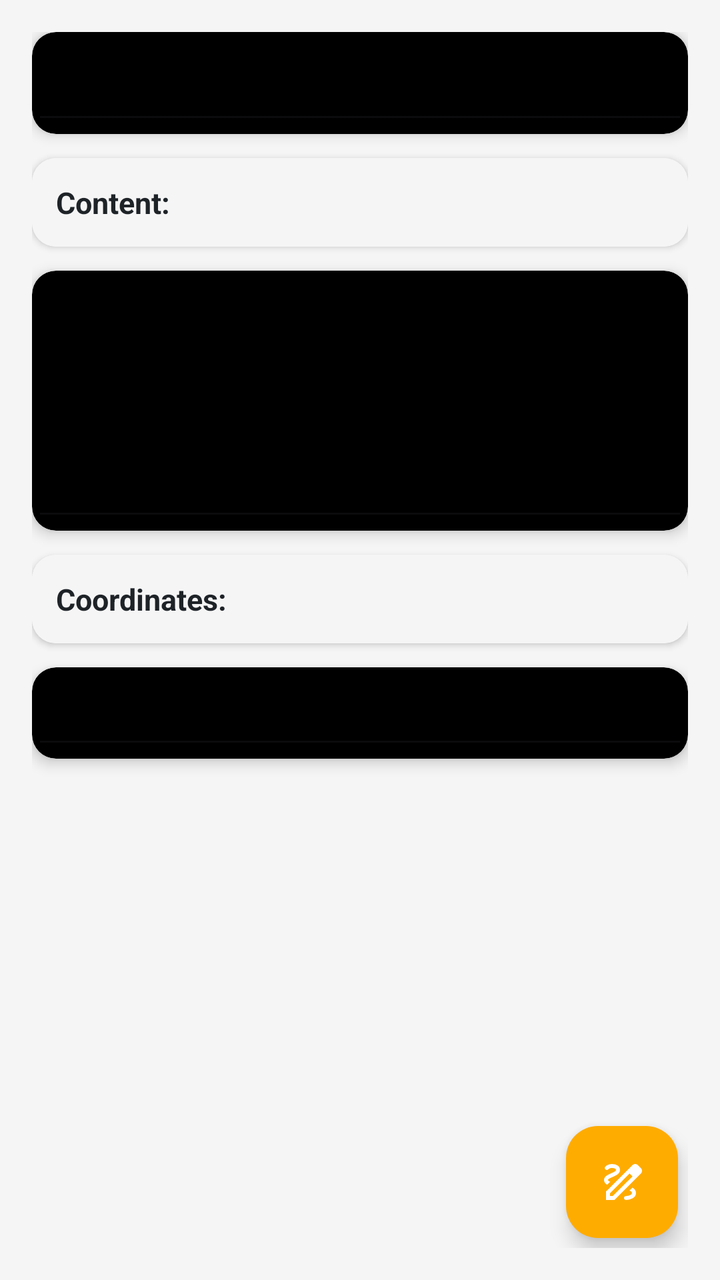
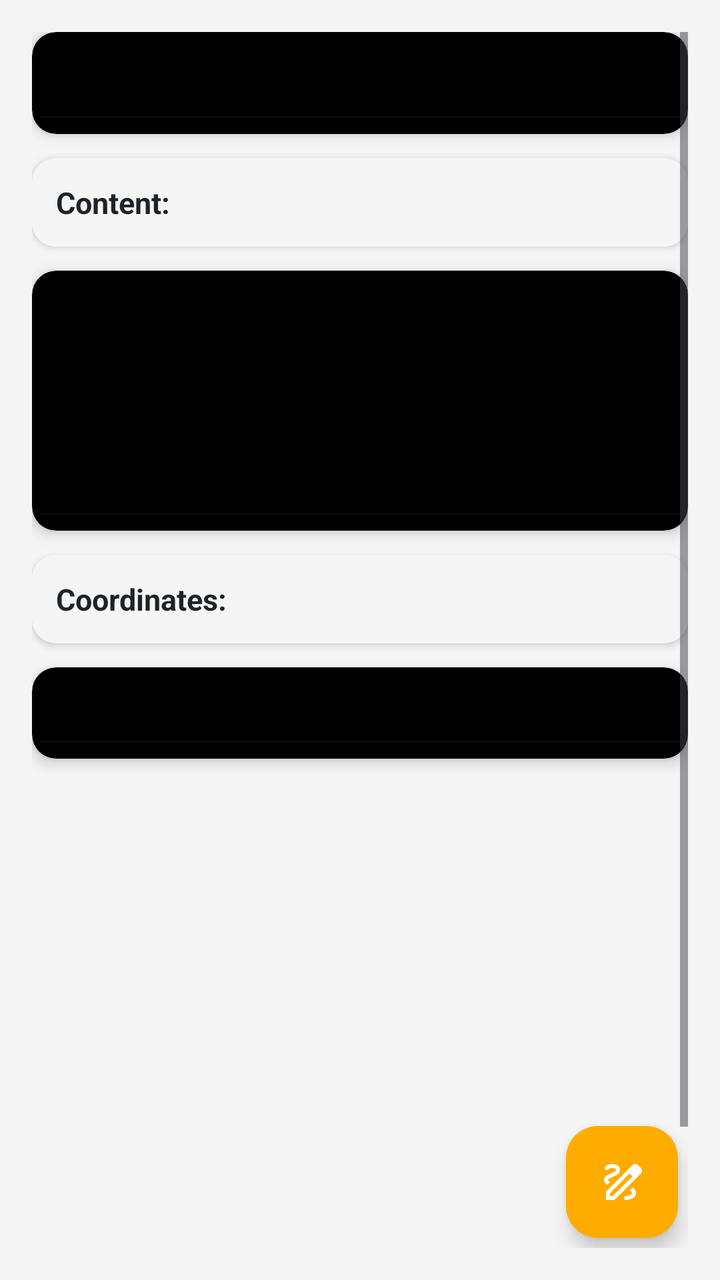

Two renders of the same Android screen: before a commit and after it. Below are the layout's source before the change and the commit's diff.
<!-- AndroidManifest.xml: application theme Theme.Travel_notes_mobile -->
<!-- res/layout/activity_single_note.xml -->
<layout>
                <data>
                    <variable
                        name="note"
                        type="com.example.travel_notes_mobile.model.Note" />
                </data>

                <FrameLayout xmlns:android="http://schemas.android.com/apk/res/android"
                    xmlns:app="http://schemas.android.com/apk/res-auto"
                    android:layout_width="match_parent"
                    android:layout_height="match_parent"
                    android:background="@color/light_primary"
                    android:padding="16dp">

                    <LinearLayout
                        android:layout_width="match_parent"
                        android:layout_height="match_parent"
                        android:orientation="vertical">

                        <androidx.cardview.widget.CardView
                            app:cardBackgroundColor="@color/black"
                            android:layout_width="match_parent"
                            android:layout_height="wrap_content"
                            android:layout_marginBottom="12dp"
                            app:cardCornerRadius="12dp"
                            android:enabled="false"
                            app:cardElevation="4dp">

                            <EditText
                                android:id="@+id/textTitle"
                                android:layout_width="match_parent"
                                android:layout_height="wrap_content"
                                android:padding="12dp"
                                android:text="@{String.valueOf(note.id) + `. ` + note.title}"
                                android:textColor="@color/light_primary"
                                android:textSize="20sp"
                                android:enabled="false"
                                android:textStyle="bold" />
                        </androidx.cardview.widget.CardView>
                        <androidx.cardview.widget.CardView
                            android:layout_width="match_parent"
                            android:layout_height="wrap_content"
                            android:background="@color/light_primary"
                            android:layout_marginBottom="12dp"
                            app:cardCornerRadius="12dp">

                            <TextView
                                android:layout_width="match_parent"
                                android:layout_height="wrap_content"
                                android:padding="12dp"
                                android:background="@color/light_primary"
                                android:text="Content: "
                                android:textColor="@color/text"
                                android:textSize="15sp"
                                android:enabled="false"
                                android:textStyle="bold" />
                        </androidx.cardview.widget.CardView>

                        <androidx.cardview.widget.CardView
                            app:cardBackgroundColor="@color/black"
                            android:layout_width="match_parent"
                            android:layout_height="wrap_content"
                            android:layout_marginBottom="12dp"
                            app:cardCornerRadius="12dp"
                            app:cardElevation="4dp">

                            <EditText
                                android:id="@+id/textContent"
                                android:layout_width="match_parent"
                                android:layout_height="wrap_content"
                                android:minHeight="130dp"
                                android:padding="12dp"
                                android:text="@{note.content}"
                                android:textColor="@color/light_primary"
                                android:enabled="false"
                                android:textSize="16sp" />
                        </androidx.cardview.widget.CardView>
                        <androidx.cardview.widget.CardView
                            android:layout_width="match_parent"
                            android:layout_height="wrap_content"
                            android:layout_marginBottom="12dp"
                            app:cardCornerRadius="12dp">

                            <TextView
                                android:layout_width="match_parent"
                                android:layout_height="wrap_content"
                                android:background="@color/light_primary"
                                android:padding="12dp"
                                android:text="Coordinates: "
                                android:textColor="@color/text"
                                android:textSize="15sp"
                                android:enabled="false"
                                android:textStyle="bold" />
                        </androidx.cardview.widget.CardView>
                        <androidx.cardview.widget.CardView
                            app:cardBackgroundColor="@color/black"
                            android:layout_width="match_parent"
                            android:layout_height="wrap_content"
                            android:layout_marginBottom="12dp"
                            app:cardCornerRadius="12dp"
                            app:cardElevation="4dp">

                            <EditText
                                android:id="@+id/textLocation"
                                android:layout_width="match_parent"
                                android:layout_height="wrap_content"
                                android:padding="12dp"
                                android:textColor="@color/light_primary"
                                android:enabled="false"
                                android:textSize="16sp" />
                        </androidx.cardview.widget.CardView>

                        <com.google.android.material.imageview.ShapeableImageView
                            android:id="@+id/imageView"
                            android:layout_width="match_parent"
                            android:layout_height="wrap_content"
                            android:minHeight="300dp"
                            android:scaleType="fitCenter"
                            app:shapeAppearanceOverlay="@style/roundedCorners" />
                    </LinearLayout>
                    <com.google.android.material.floatingactionbutton.FloatingActionButton
                        android:id="@+id/change_location_button"
                        android:layout_width="wrap_content"
                        android:layout_height="wrap_content"
                        android:contentDescription="@string/floating_action_button"
                        android:src="@drawable/edit_location_24px"
                        android:layout_gravity="bottom|start"
                        android:layout_margin="5dp"
                        app:backgroundTint="@color/light_primary_variant"
                        android:visibility="gone"
                        app:tint="@color/white" />

                    <com.google.android.material.floatingactionbutton.FloatingActionButton
                        android:id="@+id/editNoteButton"
                        android:layout_width="wrap_content"
                        android:layout_height="wrap_content"
                        android:contentDescription="@string/floating_action_button"
                        android:src="@drawable/draw_24px"
                        android:layout_gravity="bottom|end"
                        android:layout_margin="5dp"
                        app:backgroundTint="@color/light_primary_variant"
                        app:tint="@color/white" />
                </FrameLayout>
            </layout>
<!-- resources referenced by this layout -->
<resources>
  <color name="black">#000000</color>
  <color name="light_primary">#F5F5F5</color>
  <color name="light_primary_variant">#FFAC01</color>
  <color name="text">#1E2328</color>
  <color name="white">#FFFFFF</color>
  <!-- drawable draw_24px (drawable) -->
  <vector xmlns:android="http://schemas.android.com/apk/res/android"
      android:width="24dp"
      android:height="24dp"
      android:viewportWidth="960"
      android:viewportHeight="960"
      android:tint="?attr/colorControlNormal">
    <path
        android:fillColor="@android:color/white"
        android:pathData="M160,840L160,670L687,144Q699,132 714,126Q729,120 744,120Q760,120 774.5,126Q789,132 800,144L856,200Q868,211 874,225.5Q880,240 880,256Q880,271 874,286Q868,301 856,313L330,840L160,840ZM240,760L296,760L689,368L661,339L632,311L240,704L240,760ZM800,257L800,257L743,200L743,200L800,257ZM661,339L632,311L632,311L689,368L689,368L661,339ZM560,840Q634,840 697,803Q760,766 760,700Q760,664 741,638Q722,612 690,593L631,652Q654,662 667,674Q680,686 680,700Q680,723 643.5,741.5Q607,760 560,760Q543,760 531.5,771.5Q520,783 520,800Q520,817 531.5,828.5Q543,840 560,840ZM183,534L243,474Q223,466 211.5,457.5Q200,449 200,440Q200,428 218,416Q236,404 294,379Q382,341 411,310Q440,279 440,240Q440,185 396,152.5Q352,120 280,120Q235,120 199.5,136Q164,152 145,175Q134,188 136,204Q138,220 151,230Q164,241 180,239Q196,237 207,226Q221,212 238,206Q255,200 280,200Q321,200 340.5,212Q360,224 360,240Q360,254 342.5,265.5Q325,277 262,306Q182,341 151,369.5Q120,398 120,440Q120,472 137,494.5Q154,517 183,534Z"/>
  </vector>
  <!-- drawable edit_location_24px (drawable) -->
  <vector xmlns:android="http://schemas.android.com/apk/res/android"
      android:width="24dp"
      android:height="24dp"
      android:viewportWidth="960"
      android:viewportHeight="960"
      android:tint="?attr/colorControlNormal">
    <path
        android:fillColor="@android:color/white"
        android:pathData="M340,540L398,540L554,383L497,326L340,482L340,540ZM583,354L611,326Q616,321 616,315.5Q616,310 611,305L575,269Q570,264 564.5,264Q559,264 554,269L526,297L583,354ZM480,774Q602,662 661,570.5Q720,479 720,408Q720,299 650.5,229.5Q581,160 480,160Q379,160 309.5,229.5Q240,299 240,408Q240,479 299,570.5Q358,662 480,774ZM480,880Q319,743 239.5,625.5Q160,508 160,408Q160,258 256.5,169Q353,80 480,80Q607,80 703.5,169Q800,258 800,408Q800,508 720.5,625.5Q641,743 480,880ZM480,400Q480,400 480,400Q480,400 480,400Q480,400 480,400Q480,400 480,400Q480,400 480,400Q480,400 480,400Q480,400 480,400Q480,400 480,400Z"/>
  </vector>
  <string name="floating_action_button">Floating Action Button</string>
  <style name="roundedCorners" parent="Widget.MaterialComponents.ShapeableImageView">
          <item name="shapeAppearance">@style/ShapeAppearanceOverlay.RoundedAllCorners</item>
      </style>
  <style name="Theme.Travel_notes_mobile" parent="Base.Theme.Travel_notes_mobile" />
  <style name="ShapeAppearanceOverlay.RoundedAllCorners" parent="ShapeAppearance.MaterialComponents.SmallComponent">
          <item name="cornerFamily">rounded</item>
          <item name="cornerSize">16dp</item>
      </style>
  <style name="Base.Theme.Travel_notes_mobile" parent="Theme.Material3.DayNight.NoActionBar">
          
          
      </style>
</resources>

<!-- the commit's change to res/layout/activity_single_note.xml (unified diff, before → after) -->
@@ -1,144 +1,153 @@
 <layout>
-                <data>
-                    <variable
-                        name="note"
-                        type="com.example.travel_notes_mobile.model.Note" />
-                </data>
+    <data>
+        <variable
+            name="note"
+            type="com.example.travel_notes_mobile.model.Note" />
+    </data>
 
-                <FrameLayout xmlns:android="http://schemas.android.com/apk/res/android"
-                    xmlns:app="http://schemas.android.com/apk/res-auto"
+    <FrameLayout xmlns:android="http://schemas.android.com/apk/res/android"
+        xmlns:app="http://schemas.android.com/apk/res-auto"
+        android:layout_width="match_parent"
+        android:layout_height="match_parent"
+        android:background="@color/light_primary"
+        android:padding="16dp">
+
+        <ScrollView
+            android:layout_width="match_parent"
+            android:layout_height="match_parent">
+
+            <LinearLayout
+                android:layout_width="match_parent"
+                android:layout_height="wrap_content"
+                android:orientation="vertical">
+
+                <androidx.cardview.widget.CardView
+                    app:cardBackgroundColor="@color/black"
                     android:layout_width="match_parent"
-                    android:layout_height="match_parent"
+                    android:layout_height="wrap_content"
+                    android:layout_marginBottom="12dp"
+                    app:cardCornerRadius="12dp"
+                    android:enabled="false"
+                    app:cardElevation="4dp">
+
+                    <EditText
+                        android:id="@+id/textTitle"
+                        android:layout_width="match_parent"
+                        android:layout_height="wrap_content"
+                        android:padding="12dp"
+                        android:text="@{String.valueOf(note.id) + `. ` + note.title}"
+                        android:textColor="@color/light_primary"
+                        android:textSize="20sp"
+                        android:enabled="false"
+                        android:textStyle="bold" />
+                </androidx.cardview.widget.CardView>
+
+                <androidx.cardview.widget.CardView
+                    android:layout_width="match_parent"
+                    android:layout_height="wrap_content"
                     android:background="@color/light_primary"
-                    android:padding="16dp">
+                    android:layout_marginBottom="12dp"
+                    app:cardCornerRadius="12dp">
 
-                    <LinearLayout
+                    <TextView
                         android:layout_width="match_parent"
-                        android:layout_height="match_parent"
-                        android:orientation="vertical">
+                        android:layout_height="wrap_content"
+                        android:padding="12dp"
+                        android:background="@color/light_primary"
+                        android:text="Content: "
+                        android:textColor="@color/text"
+                        android:textSize="15sp"
+                        android:enabled="false"
+                        android:textStyle="bold" />
+                </androidx.cardview.widget.CardView>
 
-                        <androidx.cardview.widget.CardView
-                            app:cardBackgroundColor="@color/black"
-                            android:layout_width="match_parent"
-                            android:layout_height="wrap_content"
-                            android:layout_marginBottom="12dp"
-                            app:cardCornerRadius="12dp"
-                            android:enabled="false"
-                            app:cardElevation="4dp">
+                <androidx.cardview.widget.CardView
+                    app:cardBackgroundColor="@color/black"
+                    android:layout_width="match_parent"
+                    android:layout_height="wrap_content"
+                    android:layout_marginBottom="12dp"
+                    app:cardCornerRadius="12dp"
+                    app:cardElevation="4dp">
 
-                            <EditText
-                                android:id="@+id/textTitle"
-                                android:layout_width="match_parent"
-                                android:layout_height="wrap_content"
-                                android:padding="12dp"
-                                android:text="@{String.valueOf(note.id) + `. ` + note.title}"
-                                android:textColor="@color/light_primary"
-                                android:textSize="20sp"
-                                android:enabled="false"
-                                android:textStyle="bold" />
-                        </androidx.cardview.widget.CardView>
-                        <androidx.cardview.widget.CardView
-                            android:layout_width="match_parent"
-                            android:layout_height="wrap_content"
-                            android:background="@color/light_primary"
-                            android:layout_marginBottom="12dp"
-                            app:cardCornerRadius="12dp">
+                    <EditText
+                        android:id="@+id/textContent"
+                        android:layout_width="match_parent"
+                        android:layout_height="wrap_content"
+                        android:minHeight="130dp"
+                        android:padding="12dp"
+                        android:text="@{note.content}"
+                        android:textColor="@color/light_primary"
+                        android:enabled="false"
+                        android:textSize="16sp" />
+                </androidx.cardview.widget.CardView>
 
-                            <TextView
-                                android:layout_width="match_parent"
-                                android:layout_height="wrap_content"
-                                android:padding="12dp"
-                                android:background="@color/light_primary"
-                                android:text="Content: "
-                                android:textColor="@color/text"
-                                android:textSize="15sp"
-                                android:enabled="false"
-                                android:textStyle="bold" />
-                        </androidx.cardview.widget.CardView>
+                <androidx.cardview.widget.CardView
+                    android:layout_width="match_parent"
+                    android:layout_height="wrap_content"
+                    android:layout_marginBottom="12dp"
+                    app:cardCornerRadius="12dp">
 
-                        <androidx.cardview.widget.CardView
-                            app:cardBackgroundColor="@color/black"
-                            android:layout_width="match_parent"
-                            android:layout_height="wrap_content"
-                            android:layout_marginBottom="12dp"
-                            app:cardCornerRadius="12dp"
-                            app:cardElevation="4dp">
+                    <TextView
+                        android:layout_width="match_parent"
+                        android:layout_height="wrap_content"
+                        android:background="@color/light_primary"
+                        android:padding="12dp"
+                        android:text="Coordinates: "
+                        android:textColor="@color/text"
+                        android:textSize="15sp"
+                        android:enabled="false"
+                        android:textStyle="bold" />
+                </androidx.cardview.widget.CardView>
 
-                            <EditText
-                                android:id="@+id/textContent"
-                                android:layout_width="match_parent"
-                                android:layout_height="wrap_content"
-                                android:minHeight="130dp"
-                                android:padding="12dp"
-                                android:text="@{note.content}"
-                                android:textColor="@color/light_primary"
-                                android:enabled="false"
-                                android:textSize="16sp" />
-                        </androidx.cardview.widget.CardView>
-                        <androidx.cardview.widget.CardView
-                            android:layout_width="match_parent"
-                            android:layout_height="wrap_content"
-                            android:layout_marginBottom="12dp"
-                            app:cardCornerRadius="12dp">
+                <androidx.cardview.widget.CardView
+                    app:cardBackgroundColor="@color/black"
+                    android:layout_width="match_parent"
+                    android:layout_height="wrap_content"
+                    android:layout_marginBottom="12dp"
+                    app:cardCornerRadius="12dp"
+                    app:cardElevation="4dp">
 
-                            <TextView
-                                android:layout_width="match_parent"
-                                android:layout_height="wrap_content"
-                                android:background="@color/light_primary"
-                                android:padding="12dp"
-                                android:text="Coordinates: "
-                                android:textColor="@color/text"
-                                android:textSize="15sp"
-                                android:enabled="false"
-                                android:textStyle="bold" />
-                        </androidx.cardview.widget.CardView>
-                        <androidx.cardview.widget.CardView
-                            app:cardBackgroundColor="@color/black"
-                            android:layout_width="match_parent"
-                            android:layout_height="wrap_content"
-                            android:layout_marginBottom="12dp"
-                            app:cardCornerRadius="12dp"
-                            app:cardElevation="4dp">
+                    <EditText
+                        android:id="@+id/textLocation"
+                        android:layout_width="match_parent"
+                        android:layout_height="wrap_content"
+                        android:padding="12dp"
+                        android:textColor="@color/light_primary"
+                        android:enabled="false"
+                        android:textSize="16sp" />
+                </androidx.cardview.widget.CardView>
 
-                            <EditText
-                                android:id="@+id/textLocation"
-                                android:layout_width="match_parent"
-                                android:layout_height="wrap_content"
-                                android:padding="12dp"
-                                android:textColor="@color/light_primary"
-                                android:enabled="false"
-                                android:textSize="16sp" />
-                        </androidx.cardview.widget.CardView>
+                <com.google.android.material.imageview.ShapeableImageView
+                    android:id="@+id/imageView"
+                    android:layout_width="match_parent"
+                    android:layout_height="wrap_content"
+                    android:minHeight="300dp"
+                    android:scaleType="fitCenter"
+                    app:shapeAppearanceOverlay="@style/roundedCorners" />
+            </LinearLayout>
+        </ScrollView>
 
-                        <com.google.android.material.imageview.ShapeableImageView
-                            android:id="@+id/imageView"
-                            android:layout_width="match_parent"
-                            android:layout_height="wrap_content"
-                            android:minHeight="300dp"
-                            android:scaleType="fitCenter"
-                            app:shapeAppearanceOverlay="@style/roundedCorners" />
-                    </LinearLayout>
-                    <com.google.android.material.floatingactionbutton.FloatingActionButton
-                        android:id="@+id/change_location_button"
-                        android:layout_width="wrap_content"
-                        android:layout_height="wrap_content"
-                        android:contentDescription="@string/floating_action_button"
-                        android:src="@drawable/edit_location_24px"
-                        android:layout_gravity="bottom|start"
-                        android:layout_margin="5dp"
-                        app:backgroundTint="@color/light_primary_variant"
-                        android:visibility="gone"
-                        app:tint="@color/white" />
+        <com.google.android.material.floatingactionbutton.FloatingActionButton
+            android:id="@+id/change_location_button"
+            android:layout_width="wrap_content"
+            android:layout_height="wrap_content"
+            android:contentDescription="@string/floating_action_button"
+            android:src="@drawable/edit_location_24px"
+            android:layout_gravity="bottom|start"
+            android:layout_margin="5dp"
+            app:backgroundTint="@color/light_primary_variant"
+            android:visibility="gone"
+            app:tint="@color/white" />
 
-                    <com.google.android.material.floatingactionbutton.FloatingActionButton
-                        android:id="@+id/editNoteButton"
-                        android:layout_width="wrap_content"
-                        android:layout_height="wrap_content"
-                        android:contentDescription="@string/floating_action_button"
-                        android:src="@drawable/draw_24px"
-                        android:layout_gravity="bottom|end"
-                        android:layout_margin="5dp"
-                        app:backgroundTint="@color/light_primary_variant"
-                        app:tint="@color/white" />
-                </FrameLayout>
-            </layout>
+        <com.google.android.material.floatingactionbutton.FloatingActionButton
+            android:id="@+id/editNoteButton"
+            android:layout_width="wrap_content"
+            android:layout_height="wrap_content"
+            android:contentDescription="@string/floating_action_button"
+            android:src="@drawable/draw_24px"
+            android:layout_gravity="bottom|end"
+            android:layout_margin="5dp"
+            app:backgroundTint="@color/light_primary_variant"
+            app:tint="@color/white" />
+    </FrameLayout>
+</layout>
